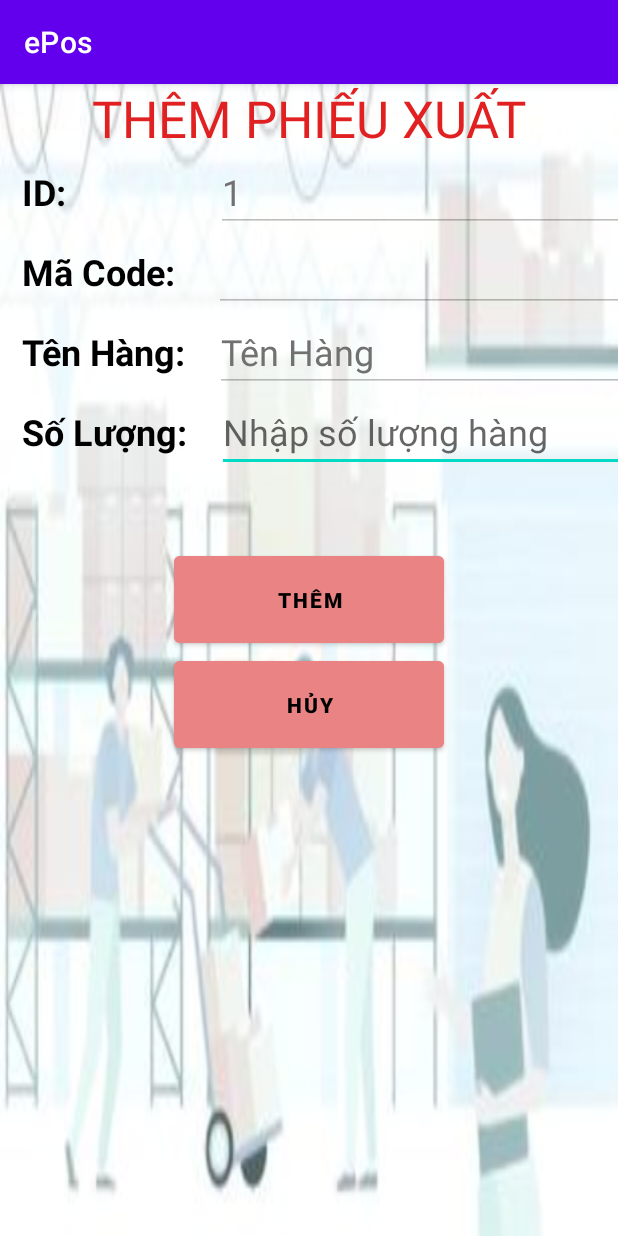
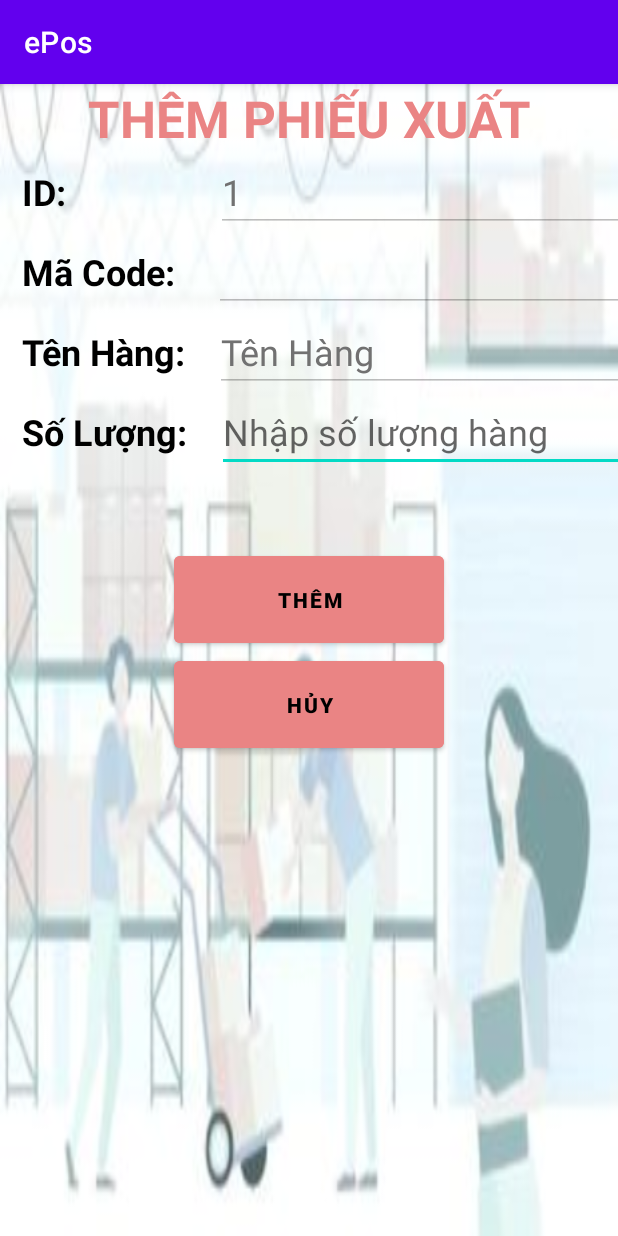
Before and after one commit to thanhan671/ePos, an Android app: the ExportAddActivity screen opened directly, with no data from a screen before it, on a phone screen of 412 x 824 dp. Run offline under Robolectric (Android 15) with nearby library versions, the phone set to English and light mode, and no system bars; our stand-ins replace Firebase (no records; nobody signed in at launch, a user with empty details on screens opened directly).

Commit message:
update 8/12

```diff
--- a/app/src/main/java/com/thanhan/epos/ExportData/ExportAddActivity.java
+++ b/app/src/main/java/com/thanhan/epos/ExportData/ExportAddActivity.java
@@ -134,7 +134,7 @@ public class ExportAddActivity extends AppCompatActivity {
         DatabaseReference phieuxuat = database.getReference("PhieuXuat");
         DatabaseReference hanghoa = database.getReference("HangHoa");
 
-        phieuxuat.addListenerForSingleValueEvent(new ValueEventListener() {
+        phieuxuat.addValueEventListener(new ValueEventListener() {
             @Override
             public void onDataChange(@NonNull DataSnapshot snapshot) {
                 for (DataSnapshot item : snapshot.getChildren()) {
--- a/app/src/main/res/layout/activity_edit_staff_acount.xml
+++ b/app/src/main/res/layout/activity_edit_staff_acount.xml
@@ -15,7 +15,7 @@
         android:text="CHỈNH SỬA TÀI KHOẢN NHÂN VIÊN"
         android:textAlignment="center"
         android:textAllCaps="false"
-        android:textColor="#FF0000"
+        android:textColor="#EA8484"
         android:textSize="28sp"
         android:textStyle="bold"
         app:layout_constraintEnd_toEndOf="parent"
--- a/app/src/main/res/layout/activity_export_add.xml
+++ b/app/src/main/res/layout/activity_export_add.xml
@@ -21,8 +21,9 @@
             android:layout_height="wrap_content"
             android:text="THÊM PHIẾU XUẤT"
             android:textAlignment="center"
-            android:textColor="#E12121"
-            android:textSize="34sp" />
+            android:textColor="#EA8484"
+            android:textSize="34sp"
+            android:textStyle="bold" />
         <LinearLayout
             android:layout_width="match_parent"
             android:layout_height="wrap_content"
--- a/app/src/main/res/layout/activity_import_bill.xml
+++ b/app/src/main/res/layout/activity_import_bill.xml
@@ -21,8 +21,9 @@
             android:layout_height="wrap_content"
             android:text="THÊM PHIẾU NHẬP"
             android:textAlignment="center"
-            android:textColor="#E12121"
-            android:textSize="34sp" />
+            android:textColor="#EA8484"
+            android:textSize="34sp"
+            android:textStyle="bold" />
         <LinearLayout
             android:layout_width="match_parent"
             android:layout_height="wrap_content"
--- a/app/src/main/res/layout/activity_staff_acount.xml
+++ b/app/src/main/res/layout/activity_staff_acount.xml
@@ -34,7 +34,7 @@
         android:layout_marginStart="59dp"
         android:layout_marginTop="16dp"
         android:text="Danh sách tài khoản"
-        android:textColor="#E61515"
+        android:textColor="#EA8484"
         android:textSize="26sp"
         app:layout_constraintEnd_toEndOf="parent"
         app:layout_constraintHorizontal_bias="0.063"
```
Also changed, not shown: app/src/main/java/com/thanhan/epos/ExportData/ExportBill_MainActivity.java (+3 -5 lines), app/src/main/res/layout/activity_staff_main.xml (+5 -2 lines), app/src/main/res/layout/activity_statistic.xml (+8 -8 lines).
